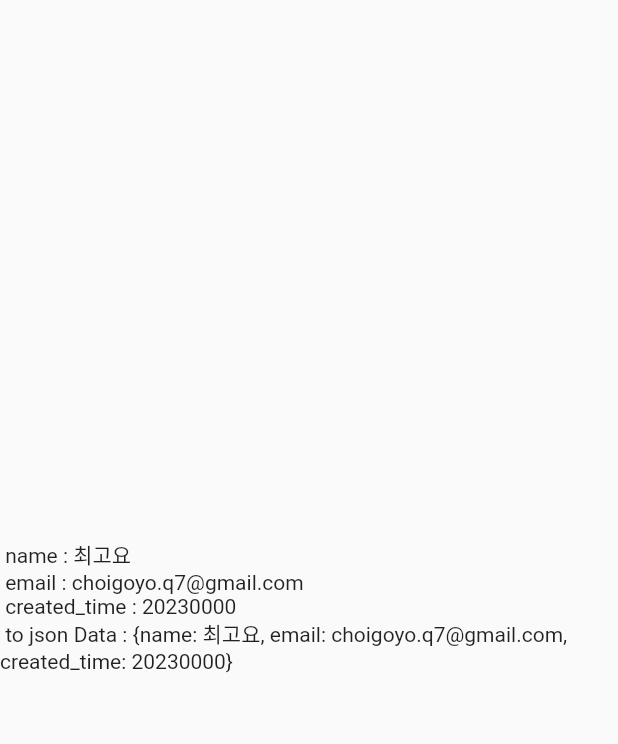
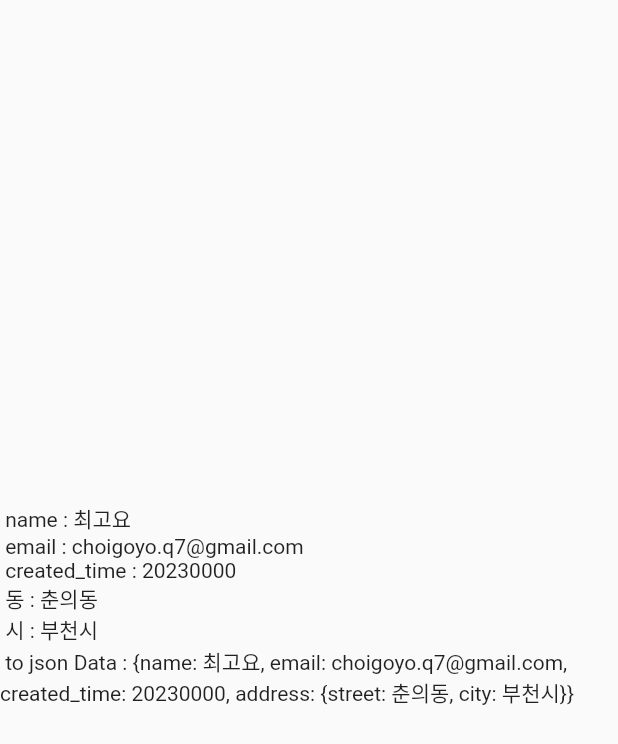
Before and after one commit to CHOIGOYO/json_serializable_study, a Flutter app: the screen it shows after launch, on a phone screen of 412 x 824 dp. Shown: the top 744 px of the screen. Run offline on Flutter 3.47's test engine with Material 2 defaults, Android fonts, the phone set to English and light mode, and no system bars; generated files the repository leaves out were written again.

Commit message:
model 중첩 출력

```diff
--- /dev/null
+++ b/lib/address.dart
@@ -0,0 +1,17 @@
+
+import 'package:json_annotation/json_annotation.dart';
+
+part 'address.g.dart';
+
+@JsonSerializable()
+class Address{
+
+  String street;
+  String city;
+
+  Address(this.street, this.city);
+
+
+  factory Address.fromJson(Map<String, dynamic> json) => _$AddressFromJson(json);
+  Map<String, dynamic> toJson() =>  _$AddressToJson(this);
+}
--- a/lib/main.dart
+++ b/lib/main.dart
@@ -1,6 +1,6 @@
 import 'dart:convert';
-
 import 'package:flutter/material.dart';
+import 'package:json_serializable_study/user.dart';
 
 void main(){runApp(MyApp());}
 
@@ -21,35 +21,14 @@ class JSonTest extends StatelessWidget {
 
   @override
   Widget build(BuildContext context) {
-    String json = '{"name":"최고요","email":"choigoyo.q7@gmail.com","created_time":20230000}';
+    String json = '{"name":"최고요","email":"choigoyo.q7@gmail.com","created_time":20230000,"address":{"street":"춘의동","city":"부천시"}}';
     Map<String, dynamic> userMap = jsonDecode(json);
     var user = User.fromJson(userMap);
     var tojson = user.toJson();
     return Scaffold(
       body: Center(
-        child: Text(' name : ${user.name} \n email : ${user.email} \n created_time : ${user.createdTime} \n to json Data : ${tojson} \n '),
+        child: Text(' name : ${user.name} \n email : ${user.email} \n created_time : ${user.createdTime} \n 동 : ${user.address.street} \n 시 : ${user.address.city} \n to json Data : ${tojson} \n '),
       ),
     );
   }
 }
-
-// model
-class User{
-  final String name;
-  final String email;
-  final int createdTime;
-
-  User(this.name, this.email, this.createdTime);
-
-  User.fromJson(Map<String, dynamic> json)
-      : name = json['name'],
-        email = json['email'],
-        createdTime = json['created_time'];
-
-  Map<String, dynamic> toJson() => {
-    'name': name,
-    'email': email,
-    'created_time': createdTime,
-  };
-
-}
--- /dev/null
+++ b/lib/user.dart
@@ -0,0 +1,21 @@
+import 'package:json_annotation/json_annotation.dart';
+
+import 'address.dart';
+
+part 'user.g.dart';
+
+// model
+@JsonSerializable(explicitToJson: true)
+class User{
+  final String name;
+  final String email;
+  @JsonKey(name:'created_time')
+  final int createdTime;
+  final Address address;
+
+  User(this.name, this.email, this.createdTime,this.address);
+
+  factory User.fromJson(Map<String, dynamic> json) => _$UserFromJson(json);
+  Map<String, dynamic> toJson() =>  _$UserToJson(this);
+
+}
--- a/pubspec.yaml
+++ b/pubspec.yaml
@@ -36,6 +36,7 @@ dependencies:
   # Use with the CupertinoIcons class for iOS style icons.
   cupertino_icons: ^1.0.2
   dio: ^5.3.2
+  json_annotation: ^4.8.1
 
 dev_dependencies:
   flutter_test:
@@ -48,6 +49,7 @@ dev_dependencies:
   # rules and activating additional ones.
   flutter_lints: ^2.0.0
   json_serializable: ^6.7.1
+  build_runner: ^2.4.6
 
 # For information on the generic Dart part of this file, see the
 # following page: https://dart.dev/tools/pub/pubspec
```
Also changed, not shown: pubspec.lock.
